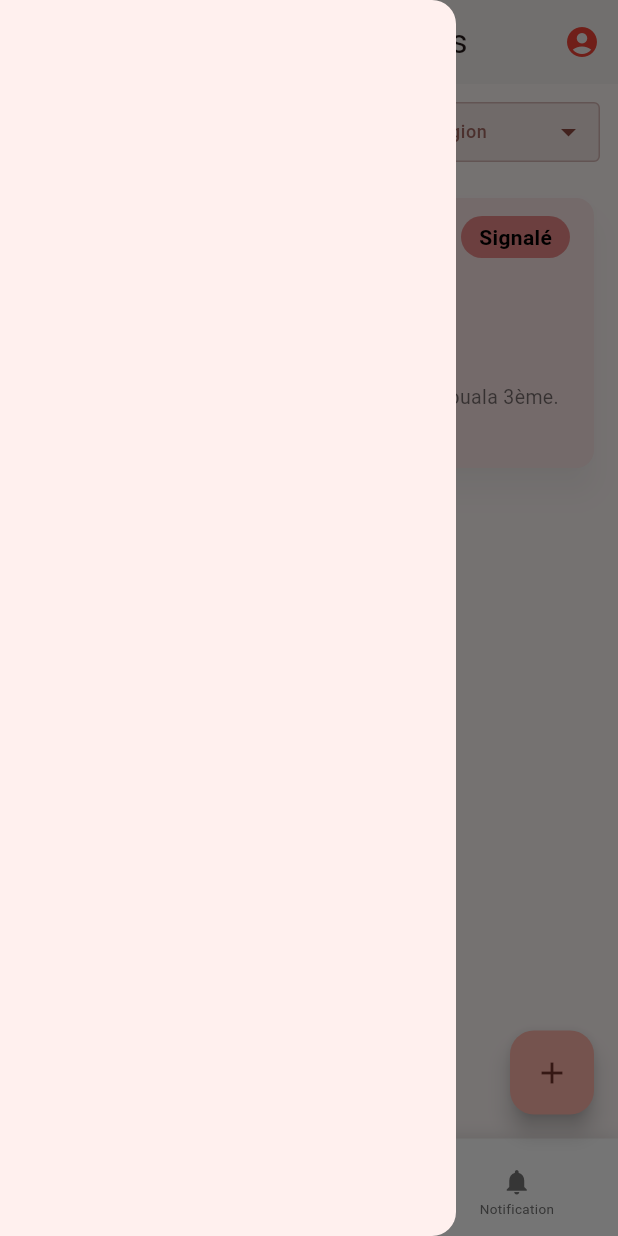
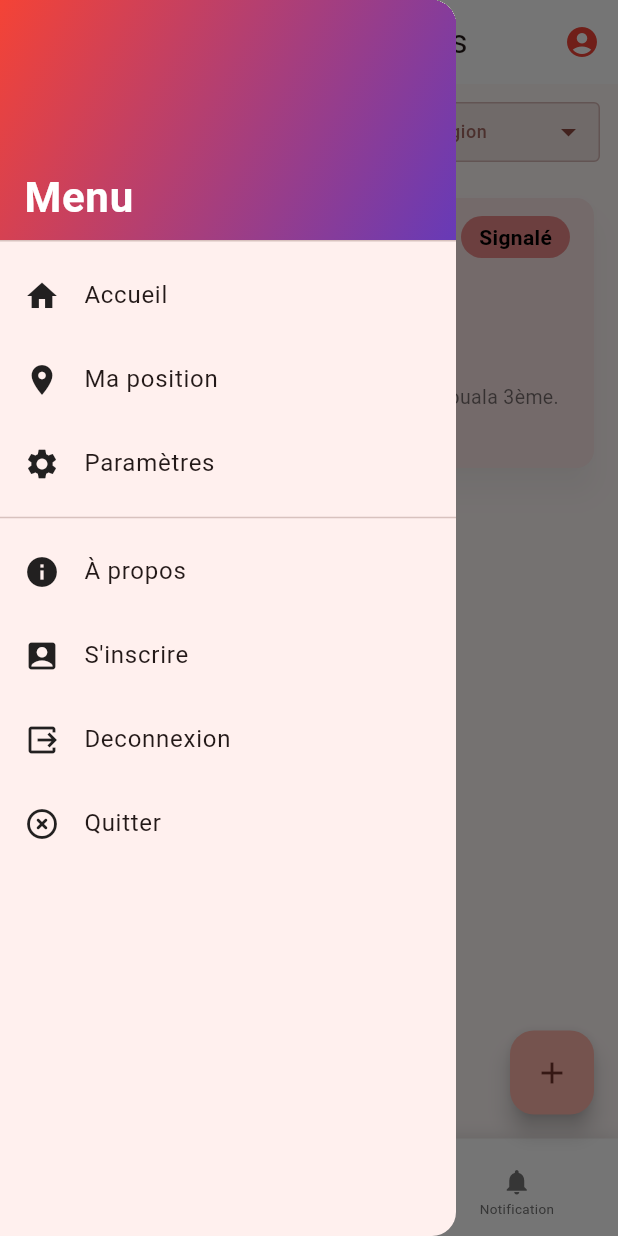
Before and after one commit to youmbidan/KAYYDRIVE, a Flutter app: the IncidentPage screen opened by its route, with the side drawer open, on a phone screen of 412 x 824 dp. Run offline on Flutter 3.47's test engine with Material 3 defaults, Android fonts, the light colour scheme and no system bars; our stand-ins replace equatable, flutter_map, flutter_riverpod, flutter_svg, flutter_typeahead, geolocator and 1 more; network calls fail.

Commit message:
integration 94%

```diff
--- /dev/null
+++ b/lib/Views/Composant/CustomDrawer.dart
@@ -0,0 +1,100 @@
+import 'package:flutter/material.dart';
+import 'package:flutter_map/flutter_map.dart';
+import 'package:latlong2/latlong.dart';
+
+class CustomDrawer extends StatelessWidget {
+  final Color primaryColor;
+  final MapController? mapController;
+  final LatLng? userPosition;
+
+  const CustomDrawer({
+    Key? key,
+    required this.primaryColor,
+    this.mapController,
+    this.userPosition,
+  }) : super(key: key);
+
+  @override
+  Widget build(BuildContext context) {
+    return Drawer(
+      child: ListView(
+        padding: EdgeInsets.zero,
+        children: [
+          DrawerHeader(
+            decoration: BoxDecoration(
+              gradient: LinearGradient(
+                colors: [primaryColor, Colors.deepPurple],
+                begin: Alignment.topLeft,
+                end: Alignment.bottomRight,
+              ),
+            ),
+            child: Align(
+              alignment: Alignment.bottomLeft,
+              child: Text(
+                "Menu",
+                style: TextStyle(
+                  color: Colors.white,
+                  fontSize: 28,
+                  fontWeight: FontWeight.bold,
+                ),
+              ),
+            ),
+          ),
+          ListTile(
+            leading: Icon(Icons.home, color: Colors.black87),
+            title: Text("Accueil", style: TextStyle(fontSize: 16)),
+            onTap: () {
+              Navigator.pop(context);
+            },
+          ),
+          ListTile(
+            leading: Icon(Icons.location_on, color: Colors.black87),
+            title: Text("Ma position", style: TextStyle(fontSize: 16)),
+            onTap: () {
+              Navigator.pop(context);
+              if (userPosition != null && mapController != null) {
+                mapController!.move(userPosition!, 16);
+              }
+            },
+          ),
+          ListTile(
+            leading: Icon(Icons.settings, color: Colors.black87),
+            title: Text("Paramètres", style: TextStyle(fontSize: 16)),
+            onTap: () {
+              Navigator.pop(context);
+            },
+          ),
+          Divider(),
+          ListTile(
+            leading: Icon(Icons.info, color: Colors.black87),
+            title: Text("À propos", style: TextStyle(fontSize: 16)),
+            onTap: () {
+              Navigator.pop(context);
+            },
+          ),
+          ListTile(
+            leading: Icon(Icons.account_box, color: Colors.black87),
+            title: Text("S'inscrire", style: TextStyle(fontSize: 16)),
+            onTap: () {
+              Navigator.pushNamed(context, '/signin');
+            },
+          ),
+          ListTile(
+            leading: Icon(Icons.output, color: Colors.black87),
+            title: Text("Deconnexion", style: TextStyle(fontSize: 16)),
+            onTap: () {
+              Navigator.pushNamed(context, '/login');
+            },
+          ),
+          ListTile(
+            leading: Icon(Icons.highlight_off_rounded, color: Colors.black87),
+            title: Text("Quitter", style: TextStyle(fontSize: 16)),
+            onTap: () {
+              //Navigator.pushNamed(context, '/login');
+            },
+          ),
+        ],
+      ),
+    );
+  }
+}
--- a/lib/Views/Gestion_incidents/composant/ImageGallery.dart
+++ b/lib/Views/Gestion_incidents/composant/ImageGallery.dart
@@ -1,6 +1,4 @@
 import 'package:flutter/material.dart';
-
-
 
 class ImageGallery extends StatelessWidget {
   final List<String> imageUrls = [
--- a/lib/Views/Gestion_incidents/consultIncident.dart
+++ b/lib/Views/Gestion_incidents/consultIncident.dart
@@ -2,6 +2,9 @@ import 'package:flutter/material.dart';
 import 'package:kayydrive/Views/Composant/custom_bottom_nav.dart';
 import 'package:provider/provider.dart';
 import 'package:kayydrive/Views/Composant/nav_state.dart';
+import 'package:flutter_map/flutter_map.dart';
+import 'package:kayydrive/Views/Composant/CustomDrawer.dart';
+import 'package:latlong2/latlong.dart';
 
 class IncidentPage extends StatefulWidget {
   const IncidentPage({super.key});
@@ -17,13 +20,14 @@ class _IncidentPageState extends State<IncidentPage> {
   @override
   Widget build(BuildContext context) {
     final navState = Provider.of<NavigationState>(context);
-
+    final Color primaryColor =
+        Colors.red; // Variable pour la couleur principale
+    final mapController = MapController();
+    LatLng? userPosition;
     return Scaffold(
-      drawer: const Drawer(),
       appBar: AppBar(
         centerTitle: true,
         title: const Text("Gestion des Incidents"),
-        elevation: 3,
         actions: [
           IconButton(
             icon: const Icon(Icons.account_circle),
@@ -31,6 +35,11 @@ class _IncidentPageState extends State<IncidentPage> {
             onPressed: () {},
           ),
         ],
+      ),
+      drawer: CustomDrawer(
+        primaryColor: primaryColor,
+        mapController: mapController,
+        userPosition: userPosition,
       ),
       body: Padding(
         padding: const EdgeInsets.all(12.0),
--- a/lib/main.dart
+++ b/lib/main.dart
@@ -53,7 +53,7 @@ class MyApp extends StatelessWidget {
       routes: {
         // Route pour la page principale (déjà définie comme home)
         '/': (context) => NavigationPage(),
-        '//incident': (context) => const IncidentPage(),
+        '/incident': (context) => const IncidentPage(),
         // Route pour les détails d'incident
         '/incident/detail': (context) => const IncidentDetailPage(),
         // Route pour ajouter un incident
```
Also changed, not shown: lib/Views/Gestion_incidents/IncidentDetailPage.dart (+11 -0 lines), lib/Views/Gestion_publicite/AdminPublicite.dart (+12 -4 lines), lib/Views/Gestion_recompenses/Affichermesrecompenses.dart (+13 -3 lines), lib/Views/Indication/Indication.dart (+6 -66 lines), lib/Views/Itineraire/itineraire.dart (+11 -1 lines), lib/Views/Navigation/navigation.dart (+11 -34 lines), lib/Views/Notifciation/notification.dart (+11 -29 lines).
